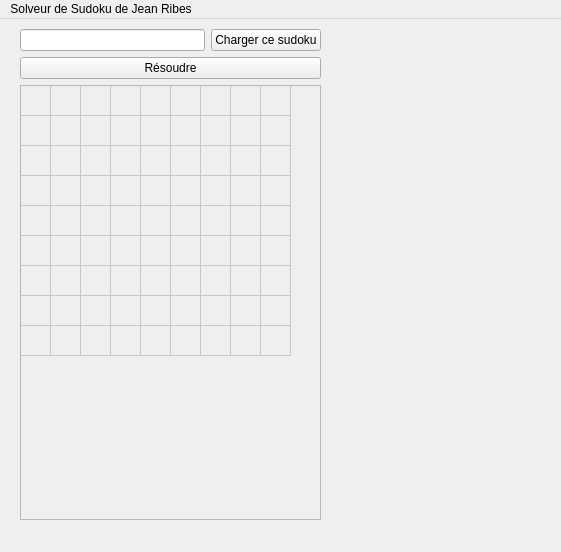
First picture: the form in qtcreator-ui/SudokuSolver/mainwindow.ui, repository JeanRibes/PIT_sudoku_Jean_Ribes, before the edit.
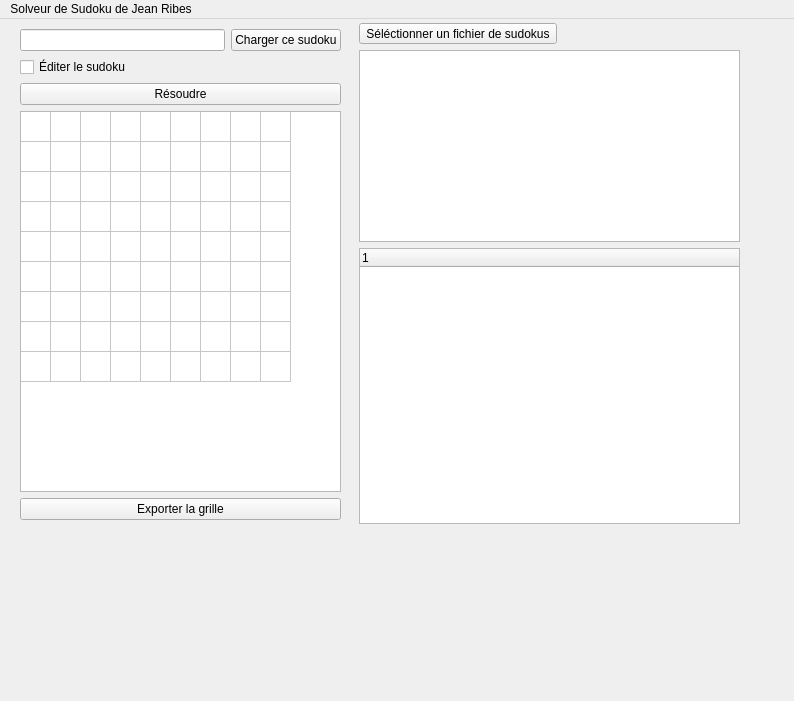
Second picture: the form after the edit.

Commit message: import/export de sudokus

What changed in the file:
```diff
--- a/qtcreator-ui/SudokuSolver/mainwindow.ui
+++ b/qtcreator-ui/SudokuSolver/mainwindow.ui
@@ -6,8 +6,8 @@
    <rect>
     <x>0</x>
     <y>0</y>
-    <width>561</width>
-    <height>552</height>
+    <width>794</width>
+    <height>701</height>
    </rect>
   </property>
   <property name="sizePolicy">
@@ -25,7 +25,7 @@
      <rect>
       <x>20</x>
       <y>10</y>
-      <width>301</width>
+      <width>321</width>
       <height>491</height>
      </rect>
     </property>
@@ -50,6 +50,13 @@
        </item>
       </layout>
      </item>
+     <item>
+      <widget class="QCheckBox" name="gridEditMode">
+       <property name="text">
+        <string>Éditer le sudoku</string>
+       </property>
+      </widget>
+     </item>
      <item>
       <widget class="QPushButton" name="solveButton">
        <property name="text">
@@ -60,7 +67,7 @@
      <item>
       <widget class="QTableWidget" name="sudokuTableWidget">
        <property name="enabled">
-        <bool>false</bool>
+        <bool>true</bool>
        </property>
        <property name="sizePolicy">
         <sizepolicy hsizetype="Minimum" vsizetype="Minimum">
@@ -80,6 +87,12 @@
        <property name="tabKeyNavigation">
         <bool>false</bool>
        </property>
+       <property name="alternatingRowColors">
+        <bool>false</bool>
+       </property>
+       <property name="textElideMode">
+        <enum>Qt::ElideMiddle</enum>
+       </property>
        <property name="rowCount">
         <number>9</number>
        </property>
@@ -115,6 +128,54 @@
        <column/>
       </widget>
      </item>
+     <item>
+      <widget class="QPushButton" name="exportGridButton">
+       <property name="text">
+        <string>Exporter la grille</string>
+       </property>
+      </widget>
+     </item>
+    </layout>
+   </widget>
+   <widget class="QWidget" name="verticalLayoutWidget_2">
+    <property name="geometry">
+     <rect>
+      <x>359</x>
+      <y>4</y>
+      <width>381</width>
+      <height>501</height>
+     </rect>
+    </property>
+    <layout class="QVBoxLayout" name="verticalLayout_2">
+     <item>
+      <widget class="QToolButton" name="fileSelectButton">
+       <property name="text">
+        <string>Séléctionner un fichier de sudokus</string>
+       </property>
+       <property name="shortcut">
+        <string>Ctrl+S</string>
+       </property>
+      </widget>
+     </item>
+     <item>
+      <widget class="QListWidget" name="sudokuDbList">
+       <property name="sizePolicy">
+        <sizepolicy hsizetype="Minimum" vsizetype="Minimum">
+         <horstretch>0</horstretch>
+         <verstretch>0</verstretch>
+        </sizepolicy>
+       </property>
+      </widget>
+     </item>
+     <item>
+      <widget class="QTreeWidget" name="solutionsTree">
+       <column>
+        <property name="text">
+         <string notr="true">1</string>
+        </property>
+       </column>
+      </widget>
+     </item>
     </layout>
    </widget>
   </widget>
@@ -123,7 +184,7 @@
     <rect>
      <x>0</x>
      <y>0</y>
-     <width>561</width>
+     <width>794</width>
      <height>22</height>
     </rect>
    </property>
```
Left out of the diff: 3 changed lines with no effect on the pictures. The commit also changes 3 other files.
